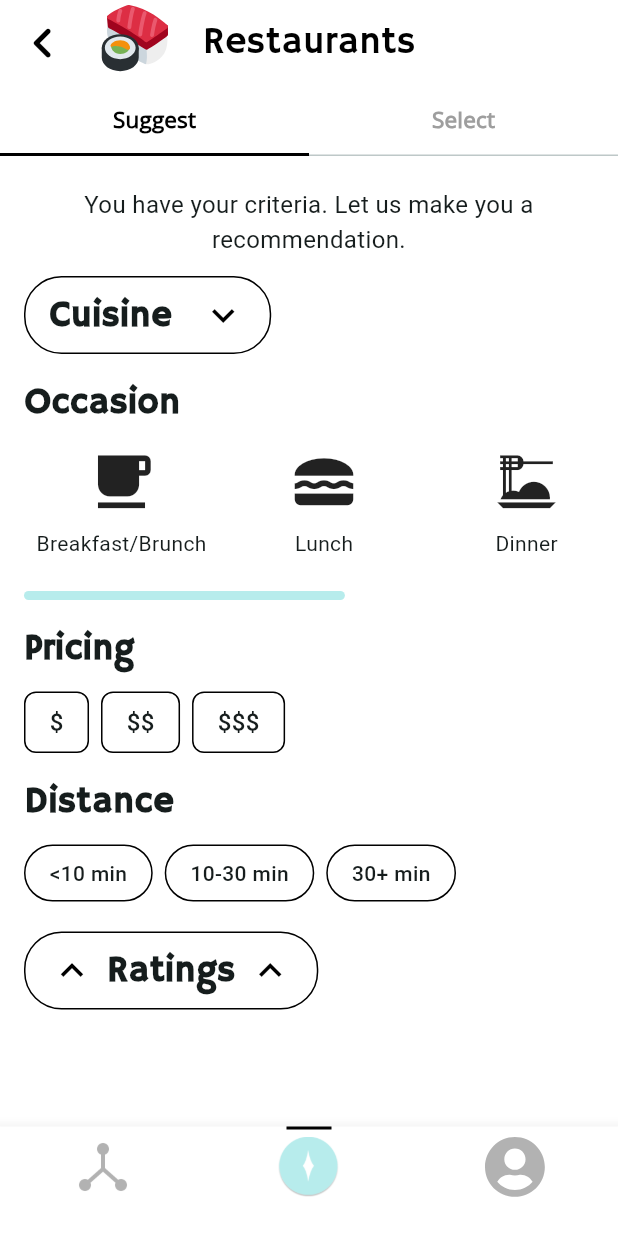
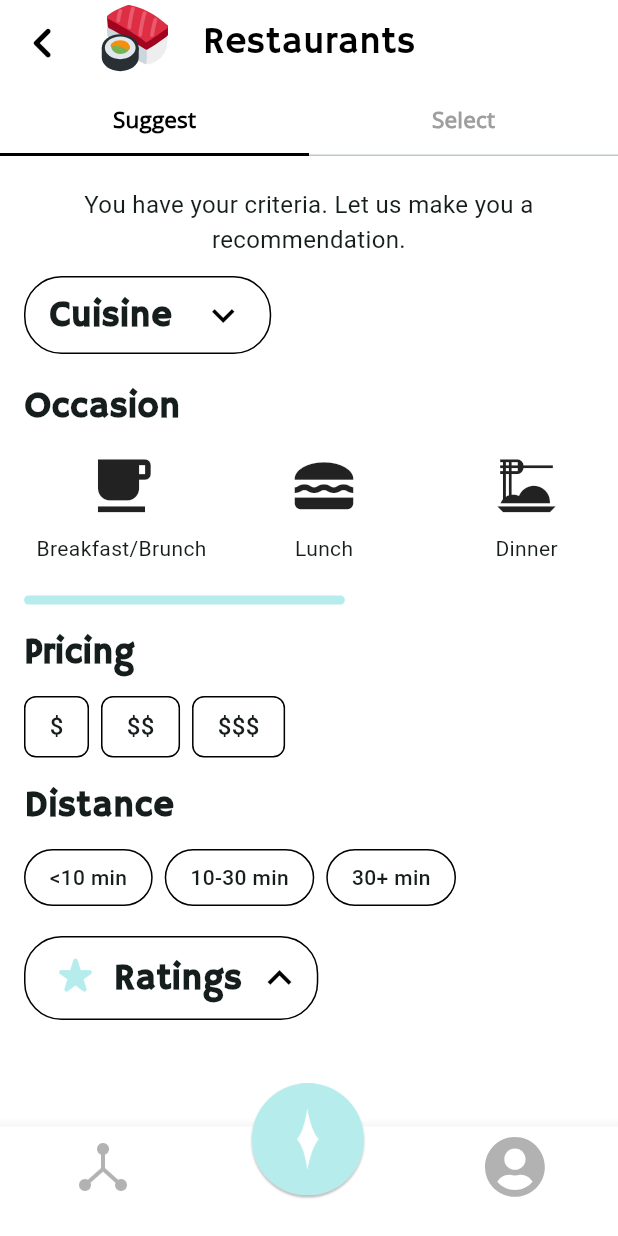
Before and after one commit to biwagner2/Blink, a Flutter app: the RestaurantTabControllerPage screen opened directly, on a phone screen of 412 x 824 dp. Run offline on Flutter 3.47's test engine with Material 3 defaults, Android fonts, the phone set to English and light mode, and no system bars; our stand-ins replace flutter_dotenv, flutter_svg, font_awesome_flutter, lottie, shared_preferences, smooth_page_indicator and 2 more; missing offline and left inert: supabase_auth_ui, syncfusion_flutter_core; accounts and stored records are empty; Roboto replaces fonts that are missing (HammerSmithOne-Regular).

Commit message:
Added the styled blink button to the restaurant tab page. Also hid the supabase API key

```diff
--- a/lib/main.dart
+++ b/lib/main.dart
@@ -6,18 +6,20 @@ import 'package:blink_v1/pages/onboarding/question_screens/questionScreen1.dart'
 import 'package:blink_v1/pages/onboarding/question_screens/questionScreen4.dart';
 import 'package:blink_v1/pages/onboarding/splashScreen.dart';
 import 'package:flutter/material.dart';
+import 'package:flutter_dotenv/flutter_dotenv.dart';
 import 'package:supabase_flutter/supabase_flutter.dart';
 import 'package:supabase_auth_ui/supabase_auth_ui.dart';
 
-
 Future<void> main() async { //Link supabase to the project
 
+ await dotenv.load(fileName: "/Users/brianwagner/Desktop/Blink/blink_v1/.env"); // Load the .env file first
   WidgetsFlutterBinding.ensureInitialized();
+
+  final supaApiKey = dotenv.env['SUPABASE_API_KEY'];
 
   await Supabase.initialize(
     url: 'https://yzjlrtmwaexnidnzkwjs.supabase.co',
-    anonKey: 'eyJhbGciOiJIUzI1NiIsInR5cCI6IkpXVCJ9.eyJpc3MiOiJzdXBhYmFzZSIsInJlZiI6Inl6amxydG13YWV4bmlkbnprd2pzIiwicm9sZSI6ImFub24iLCJpYXQiOjE3MDY5MTA2NTAsImV4cCI6MjAyMjQ4NjY1MH0.Y7dy6Ba6_TwWglxid-fYsrlcO4fEDBqsS0DGPonGWUc',
-  );
+    anonKey: "$supaApiKey");
 
   runApp(MyApp());
 }
--- /dev/null
+++ b/lib/navigation/blinkButton.dart
@@ -0,0 +1,56 @@
+import 'package:flutter/material.dart';
+
+class BlinkButton extends StatefulWidget {
+  final VoidCallback onTap;
+  final bool isEnlarged;
+
+  const BlinkButton({
+    super.key,
+    required this.onTap,
+    required this.isEnlarged,
+  });
+
+  @override
+  _BlinkButtonState createState() => _BlinkButtonState();
+}
+
+class _BlinkButtonState extends State<BlinkButton> with SingleTickerProviderStateMixin {
+  late AnimationController _animationController;
+  late Animation<double> _animation;
+
+  @override
+  void initState() {
+    super.initState();
+    _animationController = AnimationController(
+      vsync: this,
+      duration: const Duration(milliseconds: 500),
+    );
+    _animation = Tween<double>(begin: 1.0, end: 1.1).animate(_animationController);
+
+    if (widget.isEnlarged) {
+      _animationController.repeat(reverse: true);
+    }
+  }
+
+  @override
+  Widget build(BuildContext context) {
+    return GestureDetector(
+      onTap: widget.onTap,
+      child: AnimatedBuilder(
+        animation: _animation,
+        builder: (context, child) {
+          return Container(
+            padding: const EdgeInsets.only(left: 8, right: 8, top: 20, bottom: 0),
+            child: Transform.scale(
+              scale: widget.isEnlarged ? _animation.value : 1.0,
+              child: Image.asset(
+                "assets/images/blink-icon-color.png",
+                height: widget.isEnlarged ? 100 : 40,
+              ),
+            ),
+          );
+        },
+      ),
+    );
+  }
+}
--- a/lib/pages/decision_making/Categories/Restaurants/RestaurantTabControllerPage.dart
+++ b/lib/pages/decision_making/Categories/Restaurants/RestaurantTabControllerPage.dart
@@ -1,3 +1,4 @@
+import 'package:blink_v1/navigation/blinkButton.dart';
 import 'package:blink_v1/navigation/customNavBar.dart';
 import 'package:blink_v1/pages/decision_making/Categories/Restaurants/select/RestaurantInputPage.dart';
 import 'package:blink_v1/pages/decision_making/Categories/Restaurants/suggest/RestaurantFilterSelectionPage.dart';
@@ -118,6 +119,27 @@ class _RestaurantTabControllerPageState extends State<RestaurantTabControllerPag
               RestaurantInputPage(),
             ],
           ),
+          floatingActionButton: FloatingActionButton.large(
+            elevation: 0,
+            backgroundColor: Colors.transparent,
+            onPressed:  () {
+              Navigator.push(
+                context,
+                MaterialPageRoute(builder: (context) => const CategoriesPage()),
+              );
+            },
+            child:
+            BlinkButton(
+              isEnlarged: true,
+              onTap: () {
+                Navigator.push(
+                  context,
+                  MaterialPageRoute(builder: (context) => const CategoriesPage()),
+                );
+              },
+            ),
+          ),
+          floatingActionButtonLocation: FloatingActionButtonLocation.centerDocked,
           bottomNavigationBar: CustomBottomNavigationBar(
             selectedIndex: _selectedIndex,
             onTap: _onItemTapped,
@@ -127,9 +149,9 @@ class _RestaurantTabControllerPageState extends State<RestaurantTabControllerPag
                 label: '',
               ),
               BottomNavigationBarItem(
-                icon: Image.asset("assets/images/blink-icon-color.png", height: 40),
-                label: '',
-              ),
+              icon: Image.asset("assets/images/blink-icon-color.png", height: 0),
+              label: '',
+            ),
               BottomNavigationBarItem(
                 icon: SvgPicture.asset("assets/svgs/Profile.svg", height: 40),
                 label: '',
--- a/lib/pages/decision_making/Categories/Restaurants/suggest/RestaurantFilterSelectionPage.dart
+++ b/lib/pages/decision_making/Categories/Restaurants/suggest/RestaurantFilterSelectionPage.dart
@@ -23,6 +23,7 @@ class _RestaurantFilterSelectionPageState extends State<RestaurantFilterSelectio
 
   double _minRating = 3.0;
   double _maxRating = 5.0;
+  bool _isRatingsSelected = false;
 
   final List<String> _cuisineOptions = [
     'American', 'Bakery', 'Caribbean', 'Coffee', 'East Asian', 'Fast Food',
@@ -120,7 +121,7 @@ double _maxRating = 5.0;
               const SizedBox(height: 5),
               const SizedBox(height: 8),
                _buildCuisineDropdown(),
-              const SizedBox(height: 15),
+              const SizedBox(height: 18),
               const Text(
                 "Occasion",
                 style: TextStyle(
@@ -393,37 +394,51 @@ double _maxRating = 5.0;
 
 
   Widget _buildRatingsBottomSheet() {
+    String formatRating(double rating) {
+      return (rating % 1 == 0) ? rating.toStringAsFixed(0) : rating.toStringAsFixed(1);
+    }
   return Column(
     crossAxisAlignment: CrossAxisAlignment.start,
     children: [
       GestureDetector(
         onTap: _showRatingsBottomSheet,
         child: Container(
-          padding: const EdgeInsets.symmetric(horizontal: 16, vertical: 8),
+          padding: const EdgeInsets.only(left: 8, top: 8, bottom: 8),
           width: MediaQuery.of(context).size.width / 2.1,
           decoration: BoxDecoration(
             border: Border.all(color: Colors.black),
             borderRadius: BorderRadius.circular(25),
           ),
-          child: const Row(
-            mainAxisAlignment: MainAxisAlignment.spaceBetween,
+          child: Row(
+            mainAxisAlignment: MainAxisAlignment.spaceEvenly,
             children: [
-              Icon(
-                Icons.keyboard_arrow_up,
-                color: Colors.black,
-                size: 30,
+              Container(
+                margin:  const EdgeInsets.only(bottom: 5),
+                child:  const Icon(
+                  Icons.star_rate_rounded,
+                  color: Color.fromARGB(255, 183, 236, 236),
+                  size: 33,
                 ),
-              Text(
+              ),
+              _isRatingsSelected
+                  ? Text(
+                      "${formatRating(_minRating)} - ${formatRating(_maxRating)}",
+                      style: const TextStyle(
+                        fontSize: 24,
+                        fontWeight: FontWeight.bold,
+                      ),
+                    )
+                  : const Text(
                       "Ratings",
                       style: TextStyle(
                         fontSize: 24,
                         fontWeight: FontWeight.bold,
                       ),
                     ),
-              Icon(
+              const Icon(
                   Icons.keyboard_arrow_up,
                   color: Colors.black,
-                size: 30,
+                  size: 32,
                 ),
             ],
           ),
@@ -476,8 +491,8 @@ void _showRatingsBottomSheet() {
                 SizedBox(
                   child: SfSliderTheme(
                     data: const SfSliderThemeData(
-                      //activeTrackHeight: 1,
                       activeTrackColor: Color.fromARGB(255, 183, 236, 236),
+                      labelOffset: Offset(0, 55),
                   ),
                     child: SfRangeSlider(
                         min: 3.0,
@@ -514,6 +529,9 @@ void _showRatingsBottomSheet() {
                   onPressed: () {
                     Navigator.pop(context);
                     // You can add logic here to use the _minRating and _maxRating values
+                    this.setState(() {
+                      _isRatingsSelected = true;
+                    });
                   },
                   child: const Text(
                     'Save',
@@ -601,7 +619,7 @@ class _SfThumbShape extends SfThumbShape {
       required SfThumb? thumb}) {
     context.canvas.drawCircle(
       center,
-      17.0,
+      16.0,
       Paint()
         ..color = const Color.fromARGB(255, 183, 236, 236)
         ..style = PaintingStyle.fill
@@ -609,7 +627,7 @@ class _SfThumbShape extends SfThumbShape {
     );
     context.canvas.drawCircle(
       center,
-      9.0,
+      8.0,
       Paint()
         ..color = Colors.white
         ..style = PaintingStyle.fill
--- a/pubspec.yaml
+++ b/pubspec.yaml
@@ -45,6 +45,7 @@ dependencies:
   shared_preferences: ^2.2.3
   syncfusion_flutter_sliders: ^26.1.35
   syncfusion_flutter_core: ^26.1.35
+  flutter_dotenv: ^5.1.0
 
 dev_dependencies:
   flutter_test:
```
Also changed, not shown: pubspec.lock, 1 other file. Lines whose indentation alone changed are shown as unchanged.
